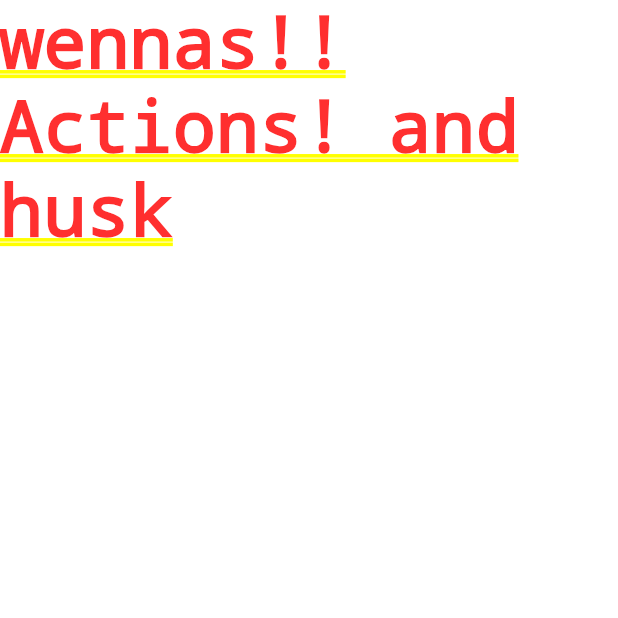
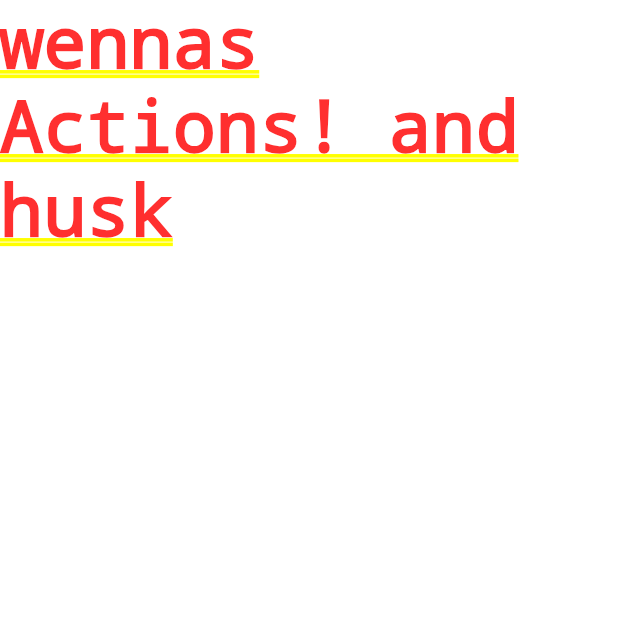
Before and after one commit to EstebanGitPro/Black_Moto, a Flutter app: the screen it shows after launch, on a phone screen of 412 x 824 dp, the top half of it. Run offline on Flutter 3.47's test engine with Material 3 defaults, Android fonts, the phone set to English and light mode, and no system bars.

Commit message:
verify clone husky

```diff
--- a/lib/main.dart
+++ b/lib/main.dart
@@ -10,7 +10,7 @@ class MyApp extends StatelessWidget {
   @override
   Widget build(BuildContext context) {
     return const MaterialApp(
-      home: Text('wennas!! Actions! and husk'),
+      home: Text('wennas Actions! and husk'),
     );
   }
 }
```
Also changed, not shown: 1 other file.
